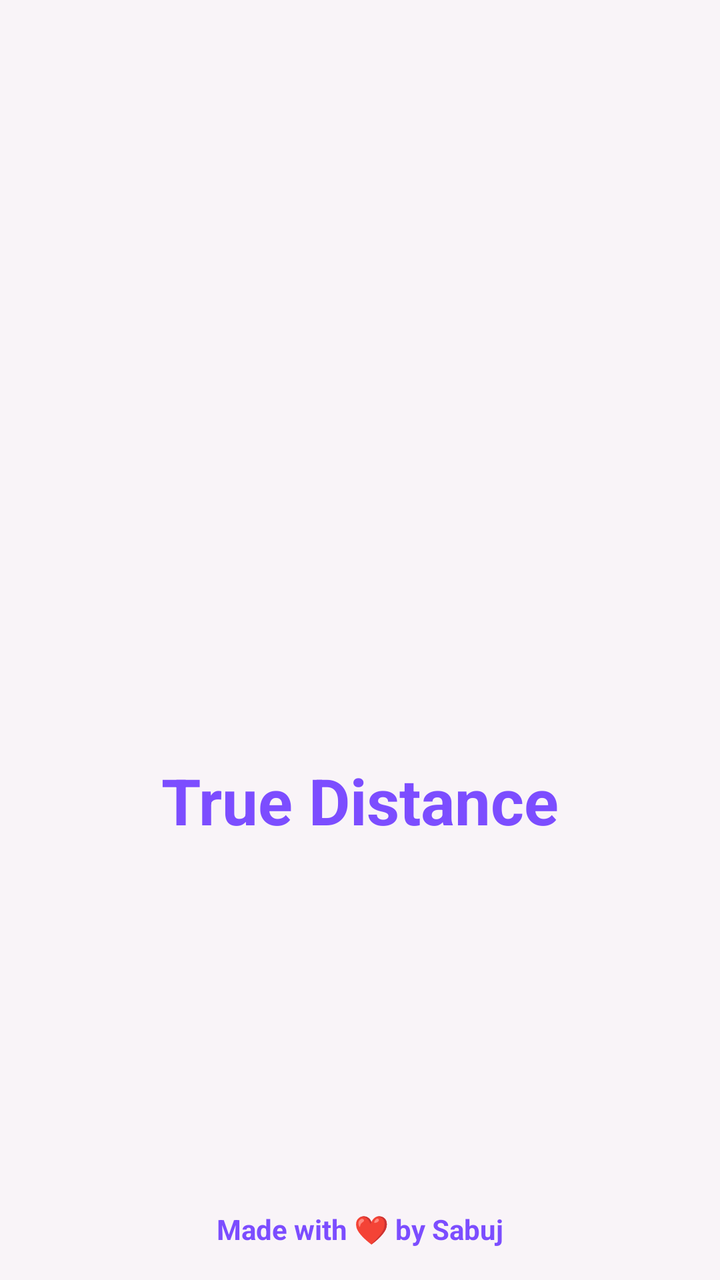
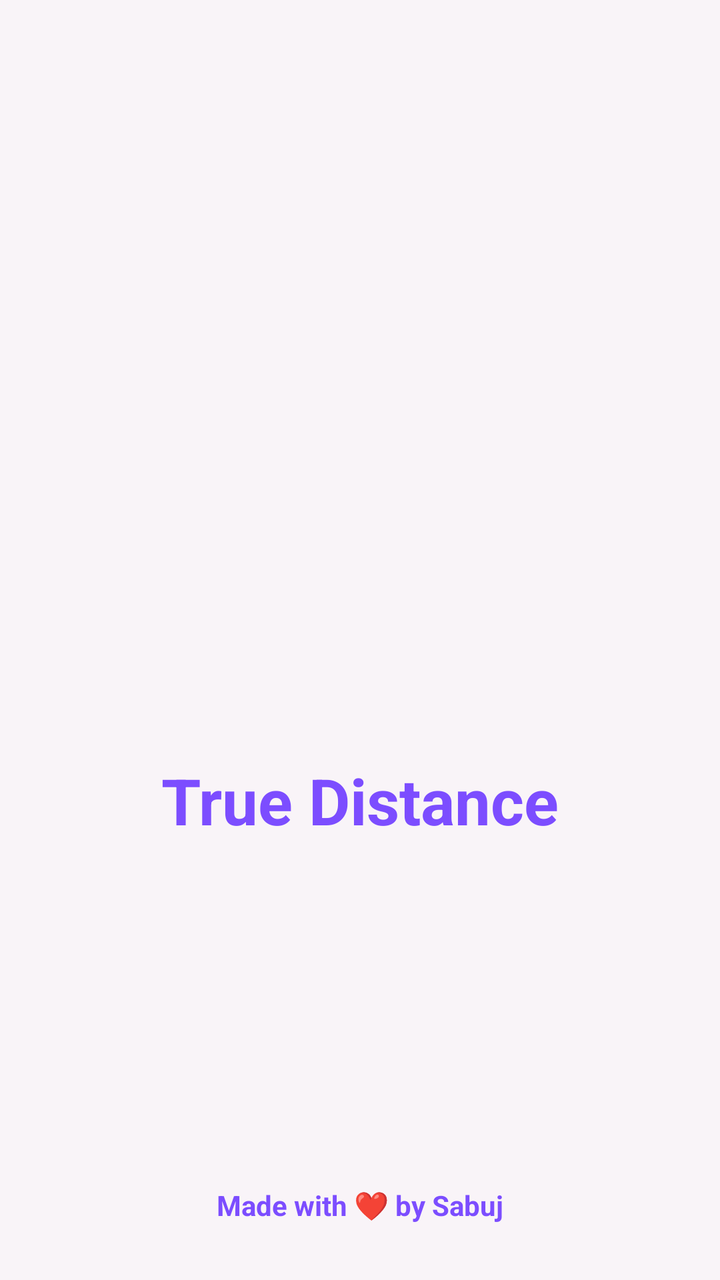

Screens rendered from an Android XML layout before and after an edit, with the pre-edit source and the edit as a unified diff.
<!-- AndroidManifest.xml: activity theme Theme.TrueDistance.Splash -->
<!-- res/layout/activity_splash.xml -->
<?xml version="1.0" encoding="utf-8"?>
<androidx.constraintlayout.widget.ConstraintLayout xmlns:android="http://schemas.android.com/apk/res/android"
    xmlns:app="http://schemas.android.com/apk/res-auto"
    android:layout_width="match_parent"
    android:layout_height="match_parent"
    android:background="@color/background_soft">

    
    <ImageView
        android:id="@+id/splashLogo"
        android:layout_width="140dp"
        android:layout_height="140dp"
        android:src="@mipmap/ic_launcher"
        app:layout_constraintBottom_toTopOf="@id/appName"
        app:layout_constraintEnd_toEndOf="parent"
        app:layout_constraintStart_toStartOf="parent"
        app:layout_constraintTop_toTopOf="parent"
        app:layout_constraintVertical_chainStyle="packed" />

    
    <TextView
        android:id="@+id/appName"
        android:layout_width="wrap_content"
        android:layout_height="wrap_content"
        android:layout_marginTop="20dp"
        android:text="@string/app_name"
        android:textColor="@color/primary_violet"
        android:textSize="32sp"
        android:textStyle="bold"
        app:layout_constraintBottom_toBottomOf="parent"
        app:layout_constraintEnd_toEndOf="parent"
        app:layout_constraintStart_toStartOf="parent"
        app:layout_constraintTop_toBottomOf="@id/splashLogo" />

    
    <TextView
        android:id="@+id/developerCreditText"
        android:layout_width="wrap_content"
        android:layout_height="wrap_content"
        android:layout_marginBottom="16dp"
        android:text="Made with ❤️ by Sabuj"
        android:textColor="@color/primary_violet"
        android:textSize="14sp"
        android:textStyle="bold"
        app:layout_constraintBottom_toBottomOf="parent"
        app:layout_constraintEnd_toEndOf="parent"
        app:layout_constraintStart_toStartOf="parent" />

    
    <TextView
        android:id="@+id/versionText"
        android:layout_width="wrap_content"
        android:layout_height="wrap_content"
        android:layout_marginBottom="10dp"
        android:textColor="@color/text_gray_purple"
        android:textSize="13sp"
        app:layout_constraintBottom_toTopOf="@id/developerCreditText"
        app:layout_constraintEnd_toEndOf="parent"
        app:layout_constraintStart_toStartOf="parent" />

</androidx.constraintlayout.widget.ConstraintLayout>
<!-- resources referenced by this layout -->
<resources>
  <color name="background_soft">#F9F4F8</color>
  <color name="primary_violet">#7C4DFF</color>
  <color name="text_gray_purple">#90A4AE</color>
  <!-- mipmap ic_launcher (mipmap-anydpi) -->
  <?xml version="1.0" encoding="utf-8"?>
  <adaptive-icon xmlns:android="http://schemas.android.com/apk/res/android">
      <background android:drawable="@drawable/ic_launcher_background" />
      <foreground android:drawable="@drawable/ic_launcher_foreground" />
  </adaptive-icon>
  <string name="app_name">True Distance</string>
  <style name="Theme.TrueDistance.Splash" parent="Theme.SplashScreen">
          <item name="windowSplashScreenBackground">@color/background_soft</item>
          <item name="windowSplashScreenAnimatedIcon">@android:color/transparent</item>
          <item name="postSplashScreenTheme">@style/Theme.TrueDistance</item>
      </style>
  <!-- drawable ic_launcher_background (drawable) -->
  <?xml version="1.0" encoding="utf-8"?>
  <vector xmlns:android="http://schemas.android.com/apk/res/android"
      android:width="108dp"
      android:height="108dp"
      android:viewportWidth="108"
      android:viewportHeight="108">
      
      <path
          android:fillColor="#F9F4F8"
          android:pathData="M0,0h108v108h-108z" />
  </vector>
  <color name="accent_warm">@color/primary_violet</color>
  <color name="primary_violet_dark">#651FFF</color>
  <color name="primary_lavender">#E1BEE7</color>
  <color name="text_on_primary">#FFFFFF</color>
  <style name="Widget.App.Button" parent="Widget.MaterialComponents.Button">
          <item name="cornerRadius">12dp</item>
          <item name="backgroundTint">@color/primary_violet</item>
          <item name="android:textColor">@color/text_on_primary</item>
          <item name="android:insetTop">0dp</item>
          <item name="android:insetBottom">0dp</item>
      </style>
  <style name="ShapeAppearance.App.Dialog" parent="">
          <item name="cornerSize">24dp</item>
      </style>
  <color name="card_white">#FFFFFF</color>
  <style name="Widget.App.Button.Text" parent="Widget.MaterialComponents.Button.TextButton">
          <item name="android:textColor">@color/primary_violet</item>
      </style>
  <!-- drawable bg_nav_item_selector (drawable) -->
  <?xml version="1.0" encoding="utf-8"?>
  <selector xmlns:android="http://schemas.android.com/apk/res/android">
      <item android:state_checked="true" android:drawable="@drawable/bg_nav_item_selected" />
      <item android:state_selected="true" android:drawable="@drawable/bg_nav_item_selected" />
      <item android:drawable="@android:color/transparent" />
  </selector>
  <style name="Widget.App.ActiveIndicator.None" parent="Widget.Material3.BottomNavigationView.ActiveIndicator">
          <item name="android:width">0dp</item>
          <item name="android:height">0dp</item>
          <item name="android:color">@android:color/transparent</item>
      </style>
  <style name="BottomNavActiveTextAppearance">
          <item name="android:textSize">11sp</item>
          <item name="android:textStyle">bold</item>
          <item name="android:includeFontPadding">false</item>
          <item name="android:lineSpacingExtra">-2dp</item>
      </style>
  <style name="BottomNavInactiveTextAppearance">
          <item name="android:textSize">11sp</item>
          <item name="android:textStyle">normal</item>
          <item name="android:includeFontPadding">false</item>
          <item name="android:lineSpacingExtra">-2dp</item>
      </style>
  <!-- drawable bg_nav_item_selected (drawable) -->
  <?xml version="1.0" encoding="utf-8"?>
  <inset xmlns:android="http://schemas.android.com/apk/res/android"
      android:insetLeft="4dp"
      android:insetRight="4dp"
      android:insetTop="4dp"
      android:insetBottom="4dp">
      <shape android:shape="rectangle">
          <solid android:color="@color/nav_active_indicator_bg" />
          <corners android:radius="24dp" />
      </shape>
  </inset>
  <color name="nav_active_indicator_bg">#EDE7F6</color>
  <!-- unchanged entries left out for length: 4 -->
</resources>

<!-- the commit's change to res/layout/activity_splash.xml (unified diff, before → after) -->
@@ -3,6 +3,7 @@
     xmlns:app="http://schemas.android.com/apk/res-auto"
     android:layout_width="match_parent"
     android:layout_height="match_parent"
+    android:fitsSystemWindows="true"
     android:background="@color/background_soft">
 
     
@@ -37,7 +38,7 @@
         android:id="@+id/developerCreditText"
         android:layout_width="wrap_content"
         android:layout_height="wrap_content"
-        android:layout_marginBottom="16dp"
+        android:layout_marginBottom="28dp"
         android:text="Made with ❤️ by Sabuj"
         android:textColor="@color/primary_violet"
         android:textSize="14sp"
@@ -51,7 +52,7 @@
         android:id="@+id/versionText"
         android:layout_width="wrap_content"
         android:layout_height="wrap_content"
-        android:layout_marginBottom="10dp"
+        android:layout_marginBottom="8dp"
         android:textColor="@color/text_gray_purple"
         android:textSize="13sp"
         app:layout_constraintBottom_toTopOf="@id/developerCreditText"
